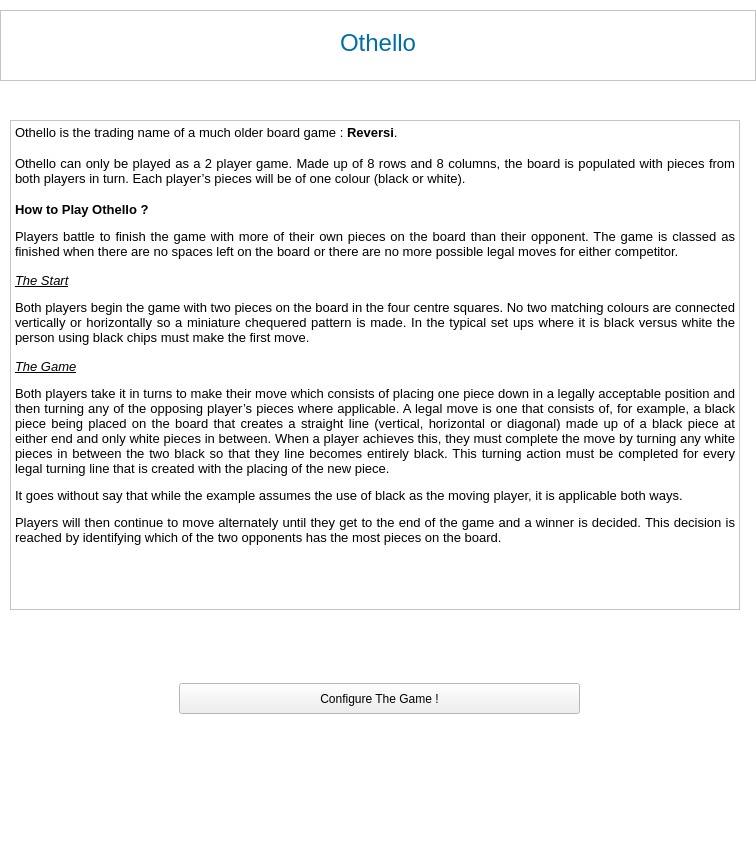
First picture: the form in InterfaceGraphique/mainwindow.ui, repository LouisTrezzini/tdlog-boardgame-ai, before the edit.
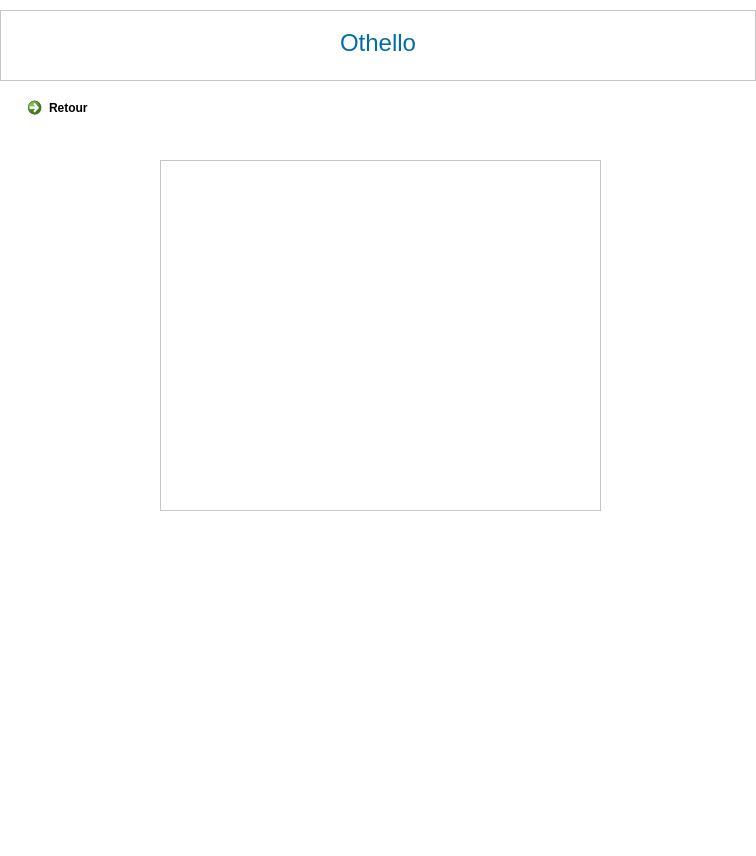
Second picture: the form after the edit. Icons and pictures are not drawn.

What changed in the file:
```diff
--- a/InterfaceGraphique/mainwindow.ui
+++ b/InterfaceGraphique/mainwindow.ui
@@ -94,7 +94,7 @@
      </rect>
     </property>
     <property name="currentIndex">
-     <number>0</number>
+     <number>1</number>
     </property>
     <widget class="QWidget" name="Configuration">
      <widget class="QTextEdit" name="rules">
@@ -110,7 +110,7 @@
        <string>&lt;!DOCTYPE HTML PUBLIC &quot;-//W3C//DTD HTML 4.0//EN&quot; &quot;http://www.w3.org/TR/REC-html40/strict.dtd&quot;&gt;
 &lt;html&gt;&lt;head&gt;&lt;meta name=&quot;qrichtext&quot; content=&quot;1&quot; /&gt;&lt;style type=&quot;text/css&quot;&gt;
 p, li { white-space: pre-wrap; }
-&lt;/style&gt;&lt;/head&gt;&lt;body style=&quot; font-family:'Sans Serif'; font-size:9pt; font-weight:400; font-style:normal;&quot;&gt;
+&lt;/style&gt;&lt;/head&gt;&lt;body style=&quot; font-family:'Noto Sans'; font-size:9pt; font-weight:400; font-style:normal;&quot;&gt;
 &lt;p style=&quot; margin-top:0px; margin-bottom:0px; margin-left:0px; margin-right:0px; -qt-block-indent:0; text-indent:0px;&quot;&gt;&lt;span style=&quot; font-family:'MS Shell Dlg 2'; font-size:10pt;&quot;&gt;Othello is the trading name of a much older board game : &lt;/span&gt;&lt;span style=&quot; font-family:'MS Shell Dlg 2'; font-size:10pt; font-weight:600;&quot;&gt;Reversi&lt;/span&gt;&lt;span style=&quot; font-family:'MS Shell Dlg 2'; font-size:10pt;&quot;&gt;.&lt;/span&gt;&lt;/p&gt;
 &lt;p align=&quot;justify&quot; style=&quot; margin-top:16px; margin-bottom:12px; margin-left:0px; margin-right:0px; -qt-block-indent:0; text-indent:0px;&quot;&gt;&lt;span style=&quot; font-family:'MS Shell Dlg 2'; font-size:10pt;&quot;&gt;Othello can only be played as a 2 player game. Made up of 8 rows and 8 columns, the board is populated with pieces from both players in turn. Each player’s pieces will be of one colour (black or white). &lt;/span&gt;&lt;/p&gt;
 &lt;p align=&quot;justify&quot; style=&quot; margin-top:16px; margin-bottom:12px; margin-left:0px; margin-right:0px; -qt-block-indent:0; text-indent:0px;&quot;&gt;&lt;span style=&quot; font-family:'MS Shell Dlg 2'; font-size:10pt; font-weight:600;&quot;&gt;How to Play Othello ?&lt;/span&gt;&lt;/p&gt;
@@ -133,7 +133,49 @@
        </rect>
       </property>
       <property name="text">
-       <string>Configure The Game !</string>
+       <string>Configure The Game!</string>
+      </property>
+     </widget>
+     <widget class="QPushButton" name="statisticsBtn">
+      <property name="geometry">
+       <rect>
+        <x>180</x>
+        <y>560</y>
+        <width>401</width>
+        <height>31</height>
+       </rect>
+      </property>
+      <property name="text">
+       <string>See Statistics!</string>
+      </property>
+     </widget>
+    </widget>
+    <widget class="QWidget" name="Statistics">
+     <widget class="QTableWidget" name="tableWidget">
+      <property name="geometry">
+       <rect>
+        <x>160</x>
+        <y>80</y>
+        <width>441</width>
+        <height>351</height>
+       </rect>
+      </property>
+     </widget>
+     <widget class="QCommandLinkButton" name="returnBtn_2">
+      <property name="geometry">
+       <rect>
+        <x>20</x>
+        <y>10</y>
+        <width>174</width>
+        <height>41</height>
+       </rect>
+      </property>
+      <property name="text">
+       <string>Retour</string>
+      </property>
+      <property name="icon">
+       <iconset>
+        <normaloff>ComeBack.bmp</normaloff>ComeBack.bmp</iconset>
       </property>
      </widget>
     </widget>
```
Left out of the diff: 6 changed lines with no effect on the pictures.
